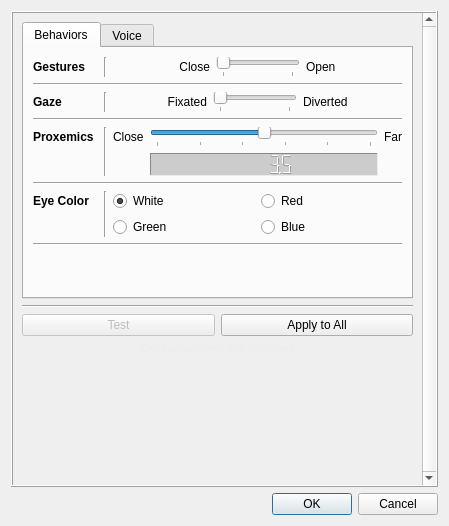
Qt form interaction_manager/ui/parametersdialog.ui (ES-TUDelft/robot-interaction-tool) before a commit.
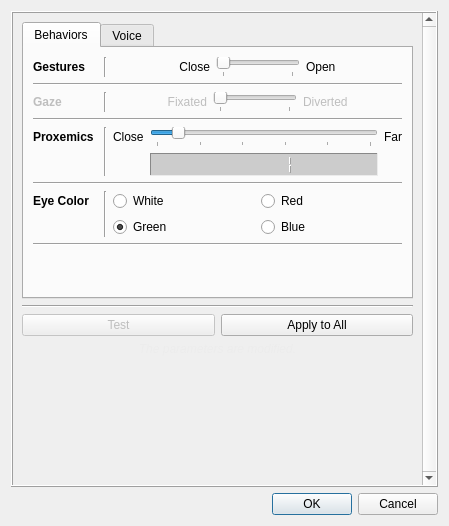
The same form after that commit.

```diff
--- a/interaction_manager/ui/parametersdialog.ui
+++ b/interaction_manager/ui/parametersdialog.ui
@@ -101,7 +101,7 @@
                     <string>White</string>
                    </property>
                    <property name="checked">
-                    <bool>true</bool>
+                    <bool>false</bool>
                    </property>
                   </widget>
                  </item>
@@ -149,6 +149,9 @@
                    <property name="text">
                     <string>Green</string>
                    </property>
+                   <property name="checked">
+                    <bool>true</bool>
+                   </property>
                   </widget>
                  </item>
                  <item row="0" column="1" rowspan="2">
@@ -164,6 +167,9 @@
                 <layout class="QGridLayout" name="gridLayout_28">
                  <item row="0" column="3">
                   <widget class="QLabel" name="label_12">
+                   <property name="enabled">
+                    <bool>false</bool>
+                   </property>
                    <property name="text">
                     <string>Fixated</string>
                    </property>
@@ -174,6 +180,9 @@
                  </item>
                  <item row="0" column="0">
                   <widget class="QLabel" name="label_7">
+                   <property name="enabled">
+                    <bool>false</bool>
+                   </property>
                    <property name="sizePolicy">
                     <sizepolicy hsizetype="Fixed" vsizetype="Fixed">
                      <horstretch>0</horstretch>
@@ -232,6 +241,9 @@
                  </item>
                  <item row="0" column="5">
                   <widget class="QLabel" name="label_13">
+                   <property name="enabled">
+                    <bool>false</bool>
+                   </property>
                    <property name="text">
                     <string>Diverted</string>
                    </property>
@@ -303,7 +315,7 @@
                     <bool>true</bool>
                    </property>
                    <property name="value" stdset="0">
-                    <double>3.500000000000000</double>
+                    <double>1.000000000000000</double>
                    </property>
                   </widget>
                  </item>
@@ -357,10 +369,10 @@
                     <number>1</number>
                    </property>
                    <property name="value">
-                    <number>5</number>
+                    <number>1</number>
                    </property>
                    <property name="sliderPosition">
-                    <number>5</number>
+                    <number>1</number>
                    </property>
                    <property name="orientation">
                     <enum>Qt::Horizontal</enum>
```
Left out of the diff: 3 changed lines with no effect on the pictures.
